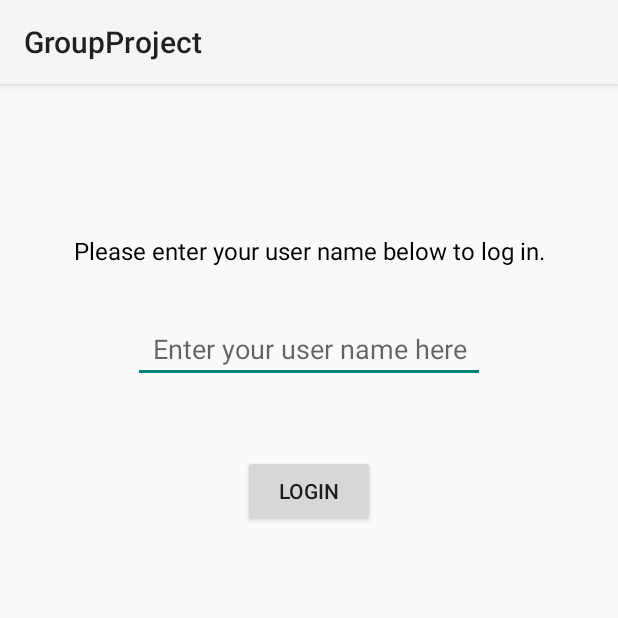
After one commit to CS5520-Team5/Team5GroupProject, an Android app: the LoginActivity screen opened directly, with no data from a screen before it, on a phone screen of 412 x 824 dp, the top half of it. The commit adds this screen. Run offline under Robolectric (Android 15) with nearby library versions, the phone set to English and light mode, and no system bars; our stand-ins replace Firebase (no records; nobody signed in at launch, a user with empty details on screens opened directly).

Commit message:
Built the login page and configured Firebase

```diff
--- a/app/build.gradle
+++ b/app/build.gradle
@@ -1,5 +1,6 @@
 plugins {
     id 'com.android.application'
+    id 'com.google.gms.google-services'
 }
 
 android {
@@ -30,11 +31,13 @@ android {
 }
 
 dependencies {
-
     implementation 'androidx.appcompat:appcompat:1.6.0'
     implementation 'com.google.android.material:material:1.8.0'
     implementation 'androidx.constraintlayout:constraintlayout:2.1.4'
     testImplementation 'junit:junit:4.13.2'
     androidTestImplementation 'androidx.test.ext:junit:1.1.5'
     androidTestImplementation 'androidx.test.espresso:espresso-core:3.5.1'
+
+    implementation platform('com.google.firebase:firebase-bom:31.2.2')
+    implementation 'com.google.firebase:firebase-database:20.0.0'
 }
--- a/app/src/main/AndroidManifest.xml
+++ b/app/src/main/AndroidManifest.xml
@@ -24,10 +24,8 @@
             android:exported="true">
             <intent-filter>
                 <action android:name="android.intent.action.MAIN" />
-
                 <category android:name="android.intent.category.LAUNCHER" />
             </intent-filter>
-
             <meta-data
                 android:name="android.app.lib_name"
                 android:value="" />
@@ -35,6 +33,9 @@
         <activity
             android:name=".AboutUsActivity"
             android:exported="false" />
+        <activity
+            android:name=".LoginActivity"
+            android:exported="false" />
     </application>
     <uses-permission android:name="android.permission.INTERNET" />
 </manifest>
--- /dev/null
+++ b/app/src/main/java/edu/northeastern/groupproject/LoginActivity.java
@@ -0,0 +1,59 @@
+package edu.northeastern.groupproject;
+
+import android.content.SharedPreferences;
+import android.os.Bundle;
+import android.text.TextUtils;
+import android.view.View;
+import android.widget.EditText;
+import android.widget.ProgressBar;
+import androidx.annotation.NonNull;
+import androidx.appcompat.app.AppCompatActivity;
+import com.google.android.gms.tasks.OnCompleteListener;
+import com.google.android.gms.tasks.Task;
+import com.google.firebase.database.DataSnapshot;
+import com.google.firebase.database.DatabaseReference;
+import com.google.firebase.database.FirebaseDatabase;
+
+public class LoginActivity extends AppCompatActivity {
+    private EditText editText;
+    private DatabaseReference databaseReference;
+    private ProgressBar progressBar;
+
+    @Override
+    protected void onCreate(Bundle savedInstanceState) {
+        super.onCreate(savedInstanceState);
+        setContentView(R.layout.activity_login);
+
+        editText = findViewById(R.id.editTxt_login);
+        progressBar = findViewById(R.id.loadingCircle);
+        findViewById(R.id.btn_login).setOnClickListener(new View.OnClickListener() {
+            @Override
+            public void onClick(View view) {
+                login();
+            }
+        });
+    }
+
+    private void login() {
+        String name = editText.getText().toString();
+        if (!TextUtils.isEmpty(name)) {
+            progressBar.setVisibility(View.VISIBLE);
+            databaseReference = FirebaseDatabase.getInstance().getReference().child("User").child(name);
+            databaseReference.get().addOnCompleteListener(new OnCompleteListener<DataSnapshot>() {
+                @Override
+                public void onComplete(@NonNull Task<DataSnapshot> task) {
+                    if (task.isSuccessful()) {
+                        User user = task.getResult().getValue(User.class);
+                        if (user != null && !TextUtils.isEmpty(user.name)) {
+                            SharedPreferences sharedPreferences = getSharedPreferences("user", MODE_PRIVATE);
+                            sharedPreferences.edit().putString("name", name).apply();
+                            // To Do
+                            // startActivity(new Intent(MainActivity.this, XXXXXXXXX));
+                        }
+                    }
+                    progressBar.setVisibility(View.GONE);
+                }
+            });
+        }
+    }
+}
--- /dev/null
+++ b/app/src/main/res/layout/activity_login.xml
@@ -0,0 +1,56 @@
+<?xml version="1.0" encoding="utf-8"?>
+<androidx.constraintlayout.widget.ConstraintLayout xmlns:android="http://schemas.android.com/apk/res/android"
+    android:layout_width="match_parent"
+    android:layout_height="match_parent"
+    xmlns:app="http://schemas.android.com/apk/res-auto">
+
+    <TextView
+        android:id="@+id/txt_login"
+        android:layout_width="wrap_content"
+        android:layout_height="wrap_content"
+        android:layout_marginTop="100dp"
+        android:text="@string/login_reminder"
+        android:textAlignment="center"
+        android:textColor="@color/black"
+        android:textSize="16dp"
+        app:layout_constraintEnd_toEndOf="parent"
+        app:layout_constraintStart_toStartOf="parent"
+        app:layout_constraintTop_toTopOf="parent" />
+
+    <EditText
+        android:id="@+id/editTxt_login"
+        android:layout_width="wrap_content"
+        android:layout_height="wrap_content"
+        android:layout_marginTop="32dp"
+        android:ems="11"
+        android:hint="@string/enter_username_hint"
+        android:inputType="textPersonName"
+        android:textAlignment="center"
+        android:maxLength="10"
+        app:layout_constraintEnd_toEndOf="parent"
+        app:layout_constraintStart_toStartOf="parent"
+        app:layout_constraintTop_toBottomOf="@id/txt_login" />
+
+    <Button
+        android:id="@+id/btn_login"
+        android:layout_width="wrap_content"
+        android:layout_height="wrap_content"
+        android:layout_marginTop="48dp"
+        android:text="Login"
+        app:layout_constraintEnd_toEndOf="parent"
+        app:layout_constraintStart_toStartOf="parent"
+        app:layout_constraintTop_toBottomOf="@+id/editTxt_login" />
+
+    <ProgressBar
+        android:id="@+id/loadingCircle"
+        style="?android:attr/progressBarStyle"
+        android:layout_width="wrap_content"
+        android:layout_height="wrap_content"
+        android:layout_marginTop="48dp"
+        android:visibility="invisible"
+        app:layout_constraintEnd_toEndOf="parent"
+        app:layout_constraintHorizontal_bias="0.3"
+        app:layout_constraintStart_toEndOf="@+id/btn_login"
+        app:layout_constraintTop_toBottomOf="@+id/editTxt_login" />
+
+</androidx.constraintlayout.widget.ConstraintLayout>
--- a/app/src/main/res/values/ids.xml
+++ b/app/src/main/res/values/ids.xml
@@ -4,7 +4,7 @@
     <item name="introText" type="id" />
     <item name="btnWebService" type="id" />
     <item name="btnAboutUs" type="id" />
-    <item name="btnPlaceholder2" type="id" />
+    <item name="btnSendASticker" type="id" />
 <!--    IDs in WebServiceActivity-->
     <item name="selectFlagInfo" type="id" />
     <item name="checkbox1" type="id" />
--- a/app/src/main/res/values/strings.xml
+++ b/app/src/main/res/values/strings.xml
@@ -4,7 +4,7 @@
     <string name="introTextString">This is Team 5!</string>
     <string name="btnWebServiceString">Web Service</string>
     <string name="btnAboutUsString">About</string>
-    <string name="btnPlaceholder2String">Placeholder2</string>
+    <string name="btnSendAStickerString">Send A Sticker</string>
 <!--    Strings in WebServiceActivity-->
     <string name="optional_select_flags_to_blacklist">(Optional) Select flags to filter the results:</string>
     <string name="nsfw">NSFW</string>
@@ -18,4 +18,7 @@
     <string name="setupString">Setup</string>
     <string name="deliveryString">Delivery</string>
     <string name="groupMemeberInfo">This is Team 5!\n\nYanan Dong\nZhuoya Huang\nYuchi Shi\nYusheng Guo\nHua Cong</string>
+    <string name="login_reminder">Please enter your user name below to log in.</string>
+    <string name="enter_username_hint">Enter your user name here</string>
+    <string name="login_string">Login</string>
 </resources>
```
Also changed, not shown: app/src/main/java/edu/northeastern/groupproject/MainActivity.java (+10 -1 lines), app/src/main/java/edu/northeastern/groupproject/User.java (added, +22 -0 lines), app/src/main/res/layout/activity_main.xml (+8 -7 lines), build.gradle (+14 -0 lines), 1 other file.
